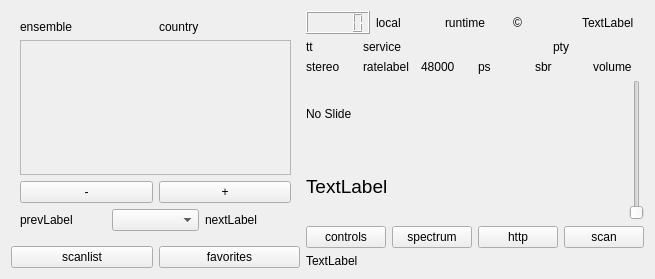
Before: the Qt Designer form qt-dab-RC/forms-v7/dabradio-6.ui in JvanKatwijk/qt-dab, drawn with Qt 5.
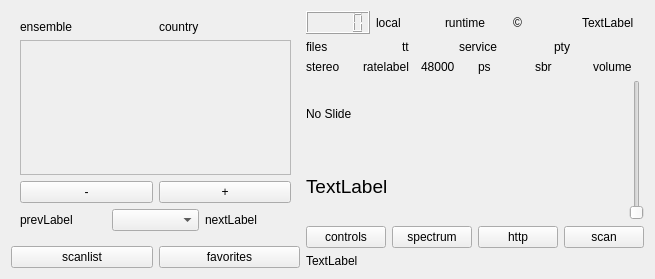
After: the same form once the commit is applied. Custom widgets are drawn as their Qt base class.

Commit message: added display of folder

```diff
--- a/qt-dab-RC/forms-v7/dabradio-6.ui
+++ b/qt-dab-RC/forms-v7/dabradio-6.ui
@@ -195,6 +195,16 @@
      </item>
      <item>
       <layout class="QHBoxLayout" name="horizontalLayout_3">
+       <item>
+        <widget class="clickablelabel" name="folder_shower">
+         <property name="toolTip">
+          <string>&lt;html&gt;&lt;head/&gt;&lt;body&gt;&lt;p&gt;Touching this icon insrtructs the software to start a shell and run the explorer (or the Linux equivalent)  showing the folder/directory where Qt-DAB stores its files&lt;/p&gt;&lt;p&gt;&lt;br/&gt;&lt;/p&gt;&lt;/body&gt;&lt;/html&gt;</string>
+         </property>
+         <property name="text">
+          <string>files</string>
+         </property>
+        </widget>
+       </item>
        <item>
         <widget class="clickablelabel" name="serviceButton">
          <property name="maximumSize">
```
The commit also changes 8 other files.
